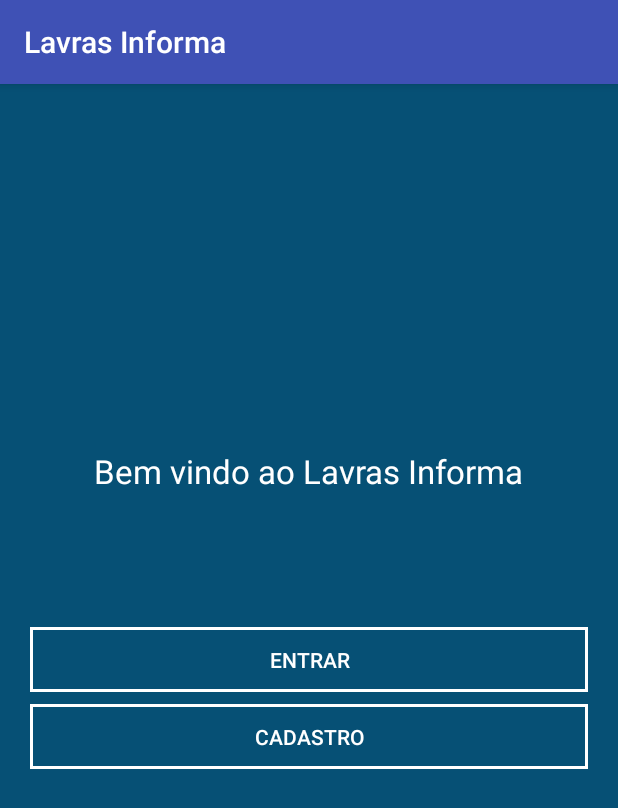
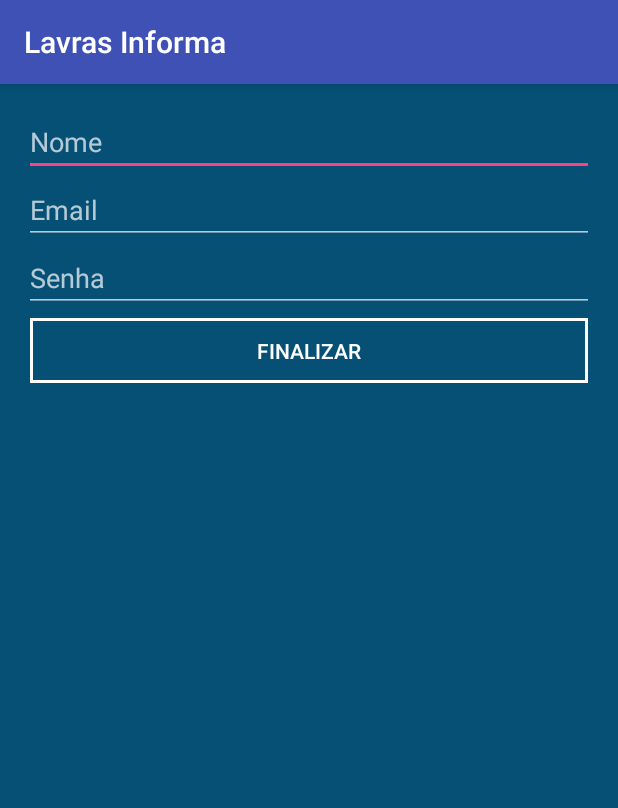
Before and after one commit to pauloshork/lavras-informa, an Android app: the screen it shows after launch (MainActivity before the commit, CadastroActivity after it), after a tap on "CADASTRO", on a phone screen of 412 x 824 dp. Shown: the top 808 px of the screen. Run offline under Robolectric (Android 15) with nearby library versions, the phone set to English and light mode, and no system bars; our stand-ins replace Volley; libraries missing offline, so code that uses them is left out: com.facebook, com.facebook.appevents, com.facebook.login; 2 statements that could not run were skipped.

```diff
--- a/app/src/main/AndroidManifest.xml
+++ b/app/src/main/AndroidManifest.xml
@@ -10,7 +10,7 @@
         android:label="@string/app_name"
         android:supportsRtl="true"
         android:theme="@style/AppTheme">
-        <activity android:name=".MainActivity" >
+        <activity android:name=".MainActivity">
             <intent-filter>
                 <action android:name="android.intent.action.MAIN" />
 
@@ -19,6 +19,7 @@
         </activity>
         <activity android:name=".LoginActivity" />
         <activity android:name=".MenuActivity" />
+        <activity android:name=".CadastroActivity" />
 
         <meta-data
             android:name="com.facebook.sdk.ApplicationId"
@@ -29,6 +30,7 @@
             android:configChanges="keyboard|keyboardHidden|screenLayout|screenSize|orientation"
             android:label="@string/app_name"
             android:theme="@android:style/Theme.Translucent.NoTitleBar" />
+        <activity android:name=".BuscarActivity"></activity>
     </application>
 
 </manifest>
--- /dev/null
+++ b/app/src/main/java/br/ufla/lavrasinforma/CadastroActivity.java
@@ -0,0 +1,63 @@
+package br.ufla.lavrasinforma;
+
+import android.content.Intent;
+import android.os.Bundle;
+import android.support.v7.app.AlertDialog;
+import android.support.v7.app.AppCompatActivity;
+import android.view.View;
+import android.widget.EditText;
+
+import br.ufla.lavrasinforma.model.Callback;
+import br.ufla.lavrasinforma.model.Usuario;
+import br.ufla.lavrasinforma.model.WebServiceConnector;
+
+public class CadastroActivity extends AppCompatActivity {
+
+    public static final int RESULT_SUCCESS = 1;
+    public static final int RESULT_CANCEL = 2;
+    public static final String EXTRA_USUARIO = "usuario";
+
+    @Override
+    protected void onCreate(Bundle savedInstanceState) {
+        super.onCreate(savedInstanceState);
+        setContentView(R.layout.activity_cadastro);
+    }
+
+    public void finalizar(View view) {
+        EditText txtNome = (EditText) findViewById(R.id.txtNome);
+        EditText txtEmail = (EditText) findViewById(R.id.txtEmail);
+        EditText txtSenha = (EditText) findViewById(R.id.txtSenha);
+
+        String email = txtEmail.getText().toString().trim();
+        String senha = txtSenha.getText().toString();
+        String nome = txtNome.getText().toString().trim();
+
+        WebServiceConnector.getInstance().cadastrar(this, email, senha, nome, new Callback<Usuario>() {
+            @Override
+            public void onSuccess(Usuario usuario) {
+                Intent resultado = new Intent();
+                resultado.putExtra(EXTRA_USUARIO, usuario);
+                setResult(RESULT_SUCCESS, resultado);
+                finish();
+            }
+
+            @Override
+            public void onCancel() {
+            }
+
+            @Override
+            public void onError(Throwable error) {
+                AlertDialog.Builder builder = new AlertDialog.Builder(CadastroActivity.this);
+                builder.setMessage(error.getLocalizedMessage());
+                builder.setPositiveButton("OK", null);
+                builder.show();
+            }
+        });
+    }
+
+    @Override
+    public void onBackPressed() {
+        setResult(RESULT_CANCEL);
+        super.onBackPressed();
+    }
+}
--- /dev/null
+++ b/app/src/main/res/layout/activity_cadastro.xml
@@ -0,0 +1,49 @@
+<?xml version="1.0" encoding="utf-8"?>
+<RelativeLayout xmlns:android="http://schemas.android.com/apk/res/android"
+    xmlns:tools="http://schemas.android.com/tools"
+    android:layout_width="match_parent"
+    android:layout_height="match_parent"
+    android:paddingBottom="@dimen/activity_vertical_margin"
+    android:paddingLeft="@dimen/activity_horizontal_margin"
+    android:paddingRight="@dimen/activity_horizontal_margin"
+    android:paddingTop="@dimen/activity_vertical_margin"
+    tools:context="br.ufla.lavrasinforma.CadastroActivity">
+
+    <EditText
+        android:layout_width="match_parent"
+        android:layout_height="wrap_content"
+        android:id="@+id/txtNome"
+        android:hint="Nome"
+        android:layout_alignParentTop="true"
+        android:layout_centerHorizontal="true" />
+
+    <EditText
+        android:layout_width="match_parent"
+        android:layout_height="wrap_content"
+        android:inputType="textEmailAddress"
+        android:ems="10"
+        android:id="@+id/txtEmail"
+        android:hint="Email"
+        android:layout_below="@+id/txtNome"
+        android:layout_centerHorizontal="true" />
+
+    <EditText
+        android:layout_width="match_parent"
+        android:layout_height="wrap_content"
+        android:inputType="textPassword"
+        android:ems="10"
+        android:id="@+id/txtSenha"
+        android:hint="Senha"
+        android:layout_below="@+id/txtEmail"
+        android:layout_centerHorizontal="true" />
+
+    <Button
+        android:layout_width="match_parent"
+        android:layout_height="wrap_content"
+        android:text="Finalizar"
+        android:id="@+id/btnFinalizar"
+        android:layout_centerHorizontal="true"
+        android:onClick="finalizar"
+        android:layout_below="@+id/txtSenha" />
+
+</RelativeLayout>
--- a/app/src/main/res/values/strings.xml
+++ b/app/src/main/res/values/strings.xml
@@ -1,4 +1,7 @@
 <resources>
     <string name="facebook_app_id" translatable="false">1079309248816648</string>
+    <string name="lavras_informa_app_id" translatable="false">id_do_aplicativo</string>
+    <string name="lavras_informa_app_secret" translatable="false">segredo_do_aplicativo</string>
+    <string name="lavras_informa_webservice" translatable="false">http://192.168.1.201/lavras-informa/index.php</string>
     <string name="app_name">Lavras Informa</string>
 </resources>
```
Also changed, not shown: app/src/main/java/br/ufla/lavrasinforma/LoginActivity.java (+20 -10 lines), app/src/main/java/br/ufla/lavrasinforma/MainActivity.java (+18 -38 lines), app/src/main/java/br/ufla/lavrasinforma/model/Usuario.java (+38 -9 lines), app/src/main/java/br/ufla/lavrasinforma/model/WebServiceConnector.java (+60 -29 lines).
